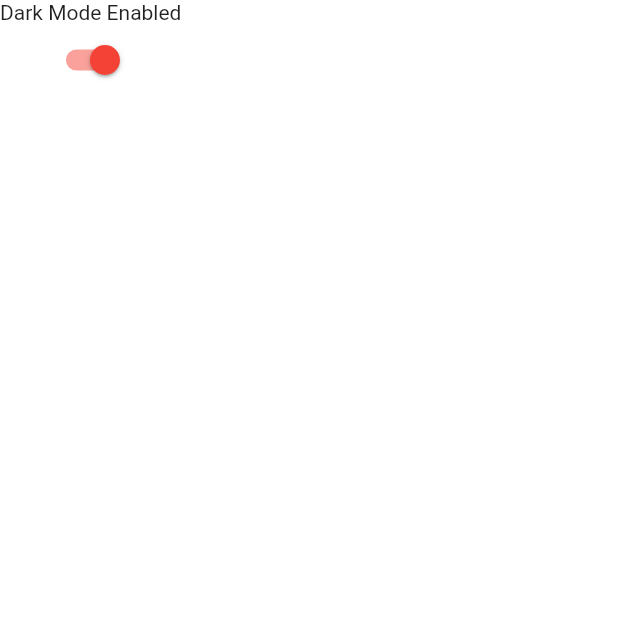
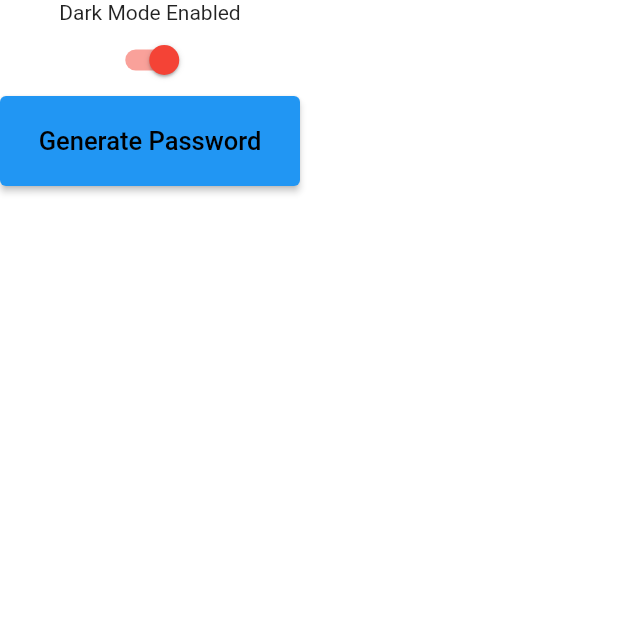
Before and after one commit to dcasas1/tesscuro, a Flutter app: the Settings screen opened by its route, on a phone screen of 412 x 824 dp, the top half of it. Run offline on Flutter 3.47's test engine with Material 2 defaults, Android fonts, the phone set to English and light mode, and no system bars; missing offline and left inert: encrypt.

Commit message:
Changes to settings to accommodate password generator

```diff
--- a/lib/screens/settings.dart
+++ b/lib/screens/settings.dart
@@ -1,5 +1,9 @@
 import 'package:flutter/material.dart';
+import 'package:tesscuro/screens/generator.dart';
+import 'package:tesscuro/screens/login.dart';
 import '../main.dart';
+import './createaccount.dart';
+import './generator.dart';
 
 class Settings extends StatefulWidget {
   const Settings({super.key});
@@ -8,6 +12,15 @@ class Settings extends StatefulWidget {
   @override
   State<Settings> createState() => _SettingsState();
 }
+
+//generate password route
+void generateRoute(BuildContext ctx) {
+    Navigator.of(ctx).pushNamed(GeneratePassword.routeName);
+  }
+
+void createRoute(BuildContext ctx) {
+   Navigator.of(ctx).pushNamed(CreateAccount.routeName);
+  }
 
 class _SettingsState extends State<Settings> {
   bool light = true;
@@ -46,6 +59,21 @@ class _SettingsState extends State<Settings> {
                 });
               },
             ),
+
+            SizedBox(
+              height: 60,
+              width: 200,
+              child: ElevatedButton(
+                onPressed: () => generateRoute(context),
+                child: const Text(
+                  'Generate Password',
+                  style: TextStyle(
+                    color: Colors.black,
+                    fontSize: 17,
+                  ),
+                ),
+              ),
+            ),
           ],
         ),
       ),
```
